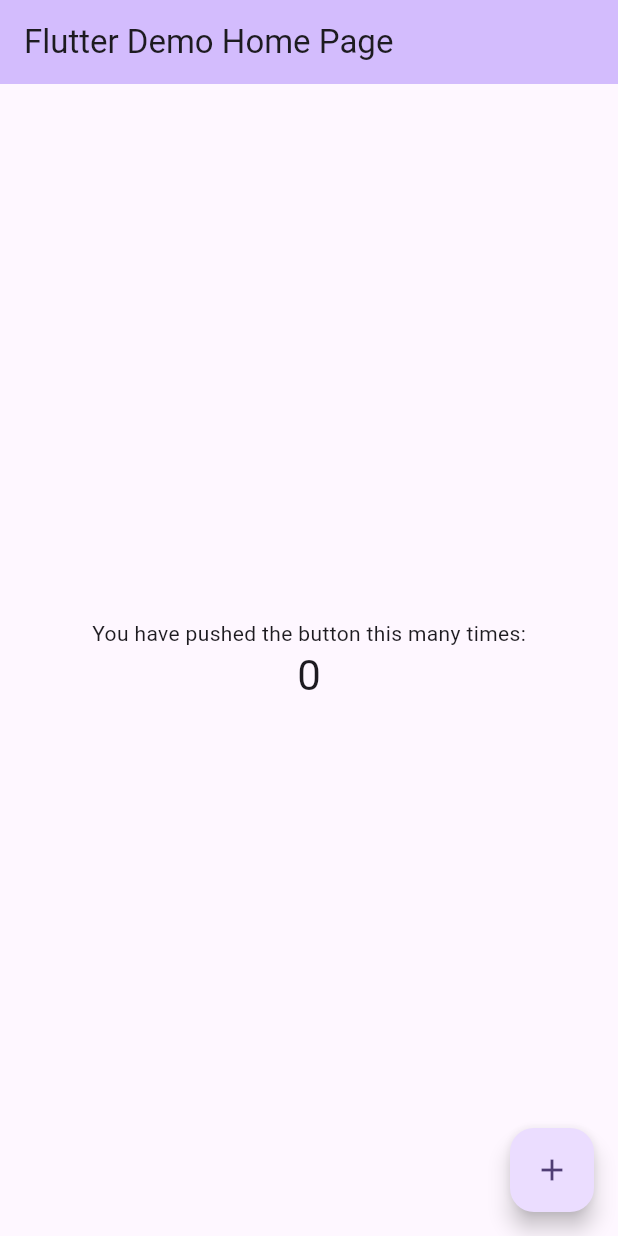
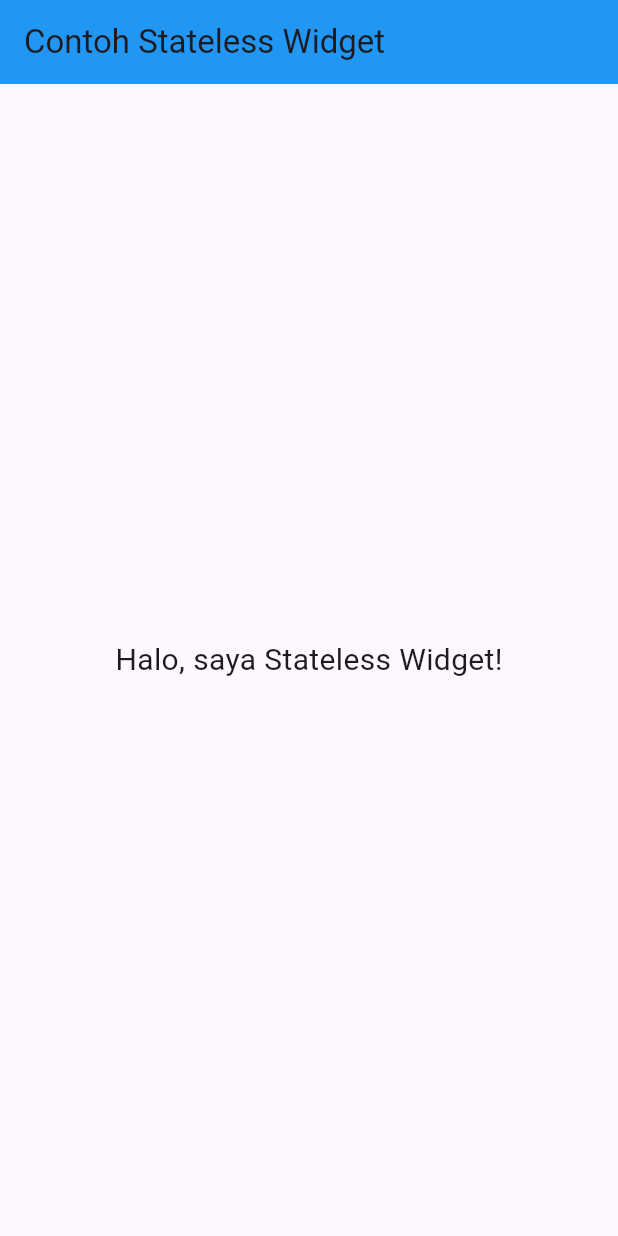
Before and after one commit to dzulfikar05/pmr-mob-dart, a Flutter app: the screen it shows after launch, on a phone screen of 412 x 824 dp. Run offline on Flutter 3.47's test engine with Material 3 defaults, Android fonts, the light colour scheme and no system bars.

Commit message:
contoh stateless

```diff
--- a/pertemuan7/pertemuan_tujuh/lib/main.dart
+++ b/pertemuan7/pertemuan_tujuh/lib/main.dart
@@ -1,122 +1,27 @@
 import 'package:flutter/material.dart';
 
 void main() {
-  runApp(const MyApp());
+  runApp(const MyStatelessApp());
 }
 
-class MyApp extends StatelessWidget {
-  const MyApp({super.key});
+class MyStatelessApp extends StatelessWidget {
+  const MyStatelessApp({super.key});
 
-  // This widget is the root of your application.
   @override
   Widget build(BuildContext context) {
     return MaterialApp(
-      title: 'Flutter Demo',
-      theme: ThemeData(
-        // This is the theme of your application.
-        //
-        // TRY THIS: Try running your application with "flutter run". You'll see
-        // the application has a purple toolbar. Then, without quitting the app,
-        // try changing the seedColor in the colorScheme below to Colors.green
-        // and then invoke "hot reload" (save your changes or press the "hot
-        // reload" button in a Flutter-supported IDE, or press "r" if you used
-        // the command line to start the app).
-        //
-        // Notice that the counter didn't reset back to zero; the application
-        // state is not lost during the reload. To reset the state, use hot
-        // restart instead.
-        //
-        // This works for code too, not just values: Most code changes can be
-        // tested with just a hot reload.
-        colorScheme: ColorScheme.fromSeed(seedColor: Colors.deepPurple),
+      home: Scaffold(
+        appBar: AppBar(
+          title: const Text('Contoh Stateless Widget'),
+          backgroundColor: Colors.blue,
+        ),
+        body: const Center(
+          child: Text(
+            'Halo, saya Stateless Widget!',
+            style: TextStyle(fontSize: 20),
+          ),
+        ),
       ),
-      home: const MyHomePage(title: 'Flutter Demo Home Page'),
     );
   }
 }
-
-class MyHomePage extends StatefulWidget {
-  const MyHomePage({super.key, required this.title});
-
-  // This widget is the home page of your application. It is stateful, meaning
-  // that it has a State object (defined below) that contains fields that affect
-  // how it looks.
-
-  // This class is the configuration for the state. It holds the values (in this
-  // case the title) provided by the parent (in this case the App widget) and
-  // used by the build method of the State. Fields in a Widget subclass are
-  // always marked "final".
-
-  final String title;
-
-  @override
-  State<MyHomePage> createState() => _MyHomePageState();
-}
-
-class _MyHomePageState extends State<MyHomePage> {
-  int _counter = 0;
-
-  void _incrementCounter() {
-    setState(() {
-      // This call to setState tells the Flutter framework that something has
-      // changed in this State, which causes it to rerun the build method below
-      // so that the display can reflect the updated values. If we changed
-      // _counter without calling setState(), then the build method would not be
-      // called again, and so nothing would appear to happen.
-      _counter++;
-    });
-  }
-
-  @override
-  Widget build(BuildContext context) {
-    // This method is rerun every time setState is called, for instance as done
-    // by the _incrementCounter method above.
-    //
-    // The Flutter framework has been optimized to make rerunning build methods
-    // fast, so that you can just rebuild anything that needs updating rather
-    // than having to individually change instances of widgets.
-    return Scaffold(
-      appBar: AppBar(
-        // TRY THIS: Try changing the color here to a specific color (to
-        // Colors.amber, perhaps?) and trigger a hot reload to see the AppBar
-        // change color while the other colors stay the same.
-        backgroundColor: Theme.of(context).colorScheme.inversePrimary,
-        // Here we take the value from the MyHomePage object that was created by
-        // the App.build method, and use it to set our appbar title.
-        title: Text(widget.title),
-      ),
-      body: Center(
-        // Center is a layout widget. It takes a single child and positions it
-        // in the middle of the parent.
-        child: Column(
-          // Column is also a layout widget. It takes a list of children and
-          // arranges them vertically. By default, it sizes itself to fit its
-          // children horizontally, and tries to be as tall as its parent.
-          //
-          // Column has various properties to control how it sizes itself and
-          // how it positions its children. Here we use mainAxisAlignment to
-          // center the children vertically; the main axis here is the vertical
-          // axis because Columns are vertical (the cross axis would be
-          // horizontal).
-          //
-          // TRY THIS: Invoke "debug painting" (choose the "Toggle Debug Paint"
-          // action in the IDE, or press "p" in the console), to see the
-          // wireframe for each widget.
-          mainAxisAlignment: MainAxisAlignment.center,
-          children: <Widget>[
-            const Text('You have pushed the button this many times:'),
-            Text(
-              '$_counter',
-              style: Theme.of(context).textTheme.headlineMedium,
-            ),
-          ],
-        ),
-      ),
-      floatingActionButton: FloatingActionButton(
-        onPressed: _incrementCounter,
-        tooltip: 'Increment',
-        child: const Icon(Icons.add),
-      ), // This trailing comma makes auto-formatting nicer for build methods.
-    );
-  }
-}
```
